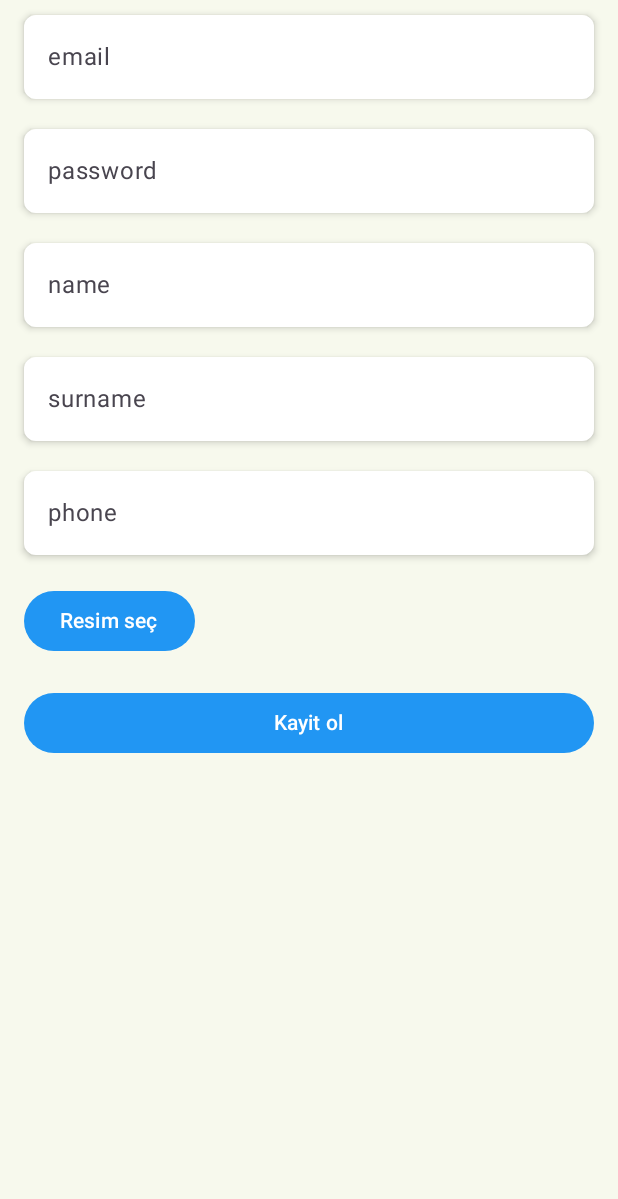
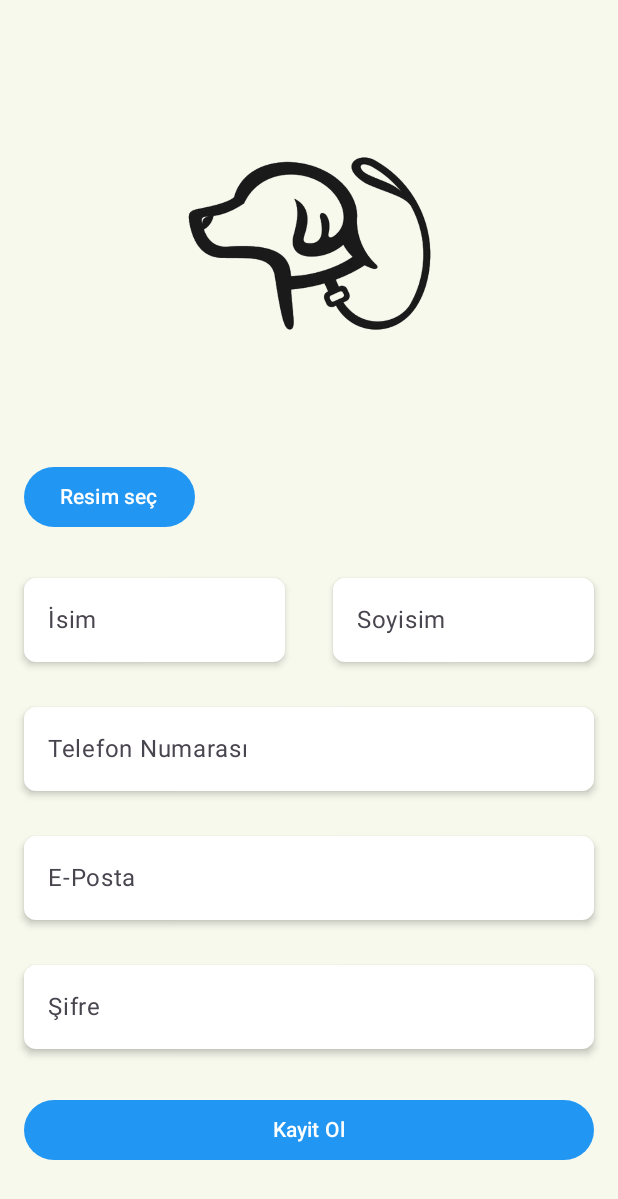
Before and after one commit to turkerdev/doge, an Android app built with Jetpack Compose: the SignupScreen screen opened through its navigation route, on a phone screen of 412 x 824 dp. Shown: the top 1199 px of the screen. Run offline under Robolectric (Android 15) with nearby library versions, the phone set to English and light mode, and no system bars; libraries missing offline, so code that uses them is left out: io.github.jan.supabase; 1 statement that could not run was skipped.

Commit message:
improvement signup screen

```diff
--- a/app/src/main/java/dev/turker/doge/ui/auth/SignupScreen.kt
+++ b/app/src/main/java/dev/turker/doge/ui/auth/SignupScreen.kt
@@ -4,7 +4,16 @@ import android.graphics.Bitmap
 import android.graphics.BitmapFactory
 import androidx.activity.compose.rememberLauncherForActivityResult
 import androidx.activity.result.contract.ActivityResultContracts
+import androidx.compose.foundation.Image
+import androidx.compose.foundation.layout.Arrangement
+import androidx.compose.foundation.layout.Box
 import androidx.compose.foundation.layout.Column
+import androidx.compose.foundation.layout.Row
+import androidx.compose.foundation.layout.fillMaxHeight
+import androidx.compose.foundation.layout.fillMaxWidth
+import androidx.compose.foundation.layout.height
+import androidx.compose.foundation.layout.padding
+import androidx.compose.foundation.layout.size
 import androidx.compose.foundation.layout.width
 import androidx.compose.material3.Text
 import androidx.compose.runtime.Composable
@@ -12,9 +21,12 @@ import androidx.compose.runtime.getValue
 import androidx.compose.runtime.mutableStateOf
 import androidx.compose.runtime.remember
 import androidx.compose.runtime.setValue
+import androidx.compose.ui.Alignment
 import androidx.compose.ui.Modifier
 import androidx.compose.ui.platform.LocalContext
+import androidx.compose.ui.res.painterResource
 import androidx.compose.ui.unit.dp
+import dev.turker.doge.R
 import dev.turker.doge.data.AuthRepository
 import dev.turker.doge.ui.component.DogeButton
 import dev.turker.doge.ui.component.DogeTextField
@@ -42,35 +54,73 @@ fun SignupScreen() {
     }
 
 
-    Column {
+    Column(
+        verticalArrangement = Arrangement.spacedBy(10.dp, Alignment.CenterVertically),
+        horizontalAlignment = Alignment.Start)
+
+    {
+        Box(
+            modifier = Modifier
+                .fillMaxWidth()
+                .height(250.dp)
+        ) {
+
+            Image(
+                painter = painterResource(id = R.drawable.logodog),
+                contentDescription = null,
+                modifier = Modifier
+                    .size(250.dp)
+                    .align(Alignment.Center)
+            )
+        }
+
+
+        DogeButton(onClick = { launcher.launch("image/*") }) {
+            Text("Resim seç")
+
+        }
+        Row(
+            modifier = Modifier
+                .fillMaxWidth()
+
+        ) {
+            DogeTextField(
+                value = name,
+                onValueChange = { name = it },
+                placeholder = "İsim",
+                modifier = Modifier
+                    .weight(2f)
+
+            )
+            DogeTextField(
+                value = surname,
+                onValueChange = { surname = it },
+                placeholder = "Soyisim",
+                modifier = Modifier
+                    .weight(2f)
+
+            )
+        }
+        DogeTextField(
+            value = phone,
+            onValueChange = { phone = it },
+            placeholder = "Telefon Numarası",
+        )
+
         DogeTextField(
             value = email,
             onValueChange = { email = it },
-            placeholder = "email",
+            placeholder = "E-Posta",
         )
         DogeTextField(
             value = password,
             onValueChange = { password = it },
-            placeholder = "password",
+            placeholder = "Şifre",
         )
-        DogeTextField(
-            value = name,
-            onValueChange = { name = it },
-            placeholder = "name",
-        )
-        DogeTextField(
-            value = surname,
-            onValueChange = { surname = it },
-            placeholder = "surname",
-        )
-        DogeTextField(
-            value = phone,
-            onValueChange = { phone = it },
-            placeholder = "phone",
-        )
-        DogeButton(onClick = { launcher.launch("image/*") }) {
-            Text("Resim seç")
-        }
+
+
+
+
         DogeButton(
             onClick = {
                 runBlocking {
@@ -82,7 +132,7 @@ fun SignupScreen() {
             modifier = Modifier
                 .width(500.dp)
         ) {
-            Text("Kayit ol")
+            Text("Kayit Ol")
         }
     }
 }
```
